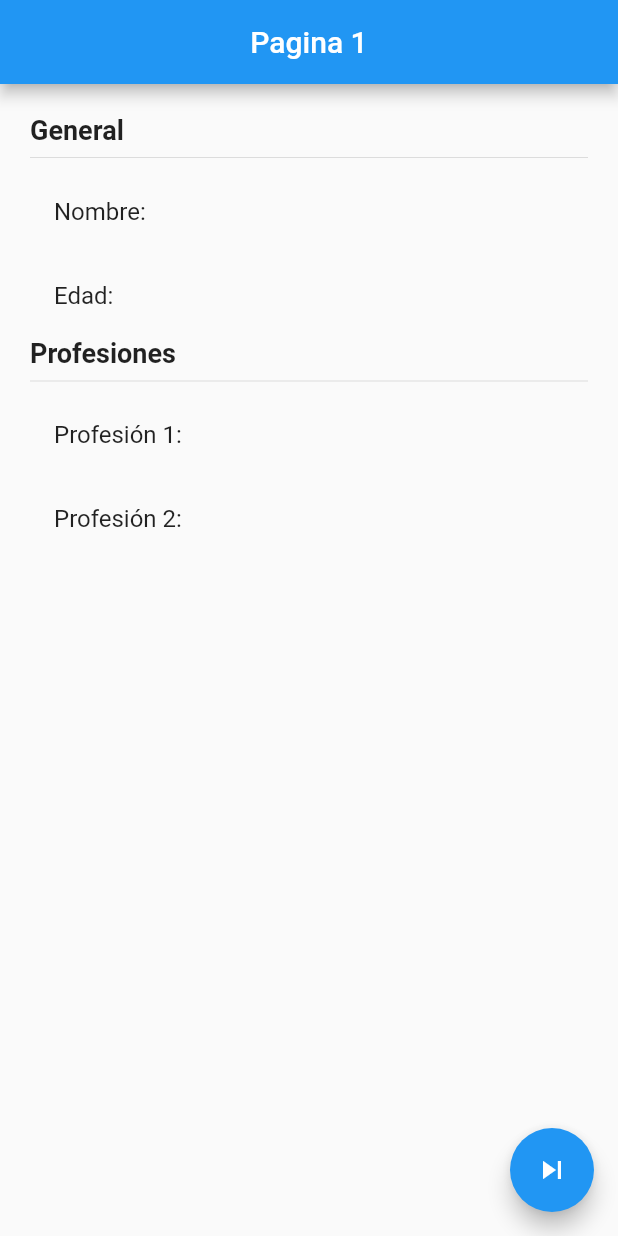
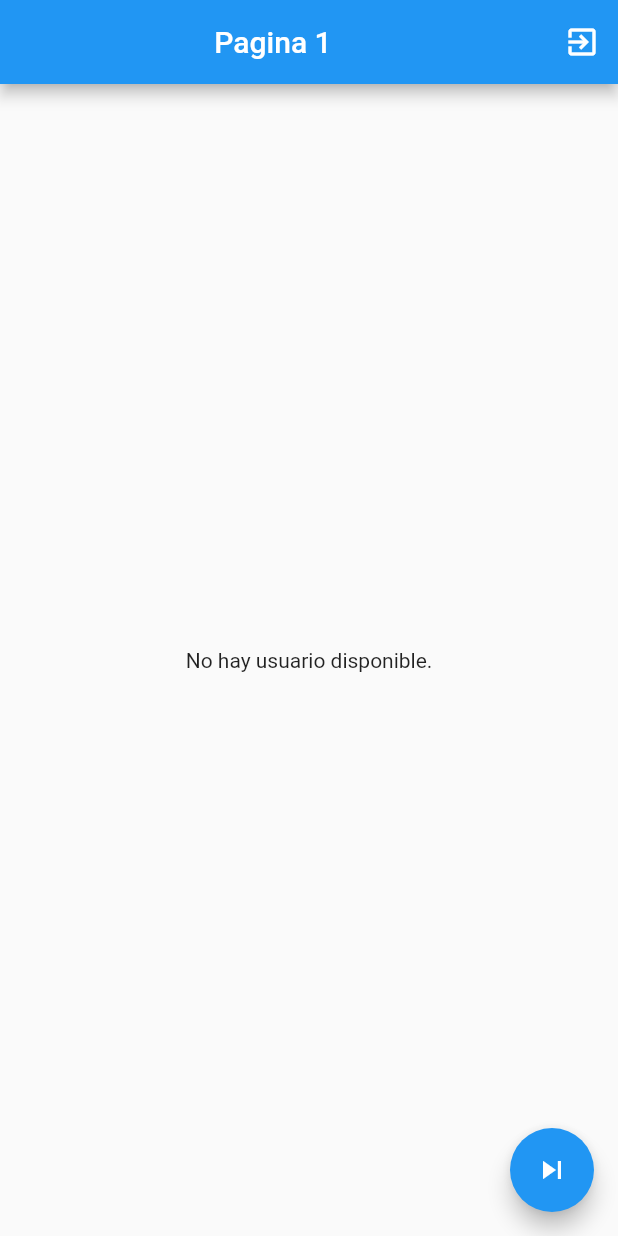
Before and after one commit to grmnfrnndz/flutter-state, a Flutter app: the screen it shows after launch, on a phone screen of 412 x 824 dp. Run offline on Flutter 3.47's test engine with Material 2 defaults, Android fonts, the phone set to English and light mode, and no system bars; our stand-ins replace flutter_bloc.

Commit message:
fin cubit

```diff
--- a/lib/main.dart
+++ b/lib/main.dart
@@ -1,13 +1,19 @@
+import 'package:estados_app/src/bloc/usuario/usuario_cubit.dart';
 import 'package:flutter/material.dart';
 
 import 'package:estados_app/src/pages/pages.dart';
+import 'package:flutter_bloc/flutter_bloc.dart';
 
 void main() => runApp(MyApp());
 
 class MyApp extends StatelessWidget {
   @override
   Widget build(BuildContext context) {
-    return MaterialApp(
+    return MultiBlocProvider(
+      providers: [
+        BlocProvider(create: (_) => UsuarioCubit())
+      ],
+      child: MaterialApp(
         debugShowCheckedModeBanner: false,
         title: 'Material App',
         initialRoute: 'pagina1',
@@ -15,6 +21,7 @@ class MyApp extends StatelessWidget {
           'pagina1': (BuildContext context) => Pagina1Page(),
           'pagina2': (BuildContext context) => Pagina2Page(),
         },
+      ),
     );
   }
 }
--- /dev/null
+++ b/lib/src/bloc/usuario/usuario_cubit.dart
@@ -0,0 +1,44 @@
+import 'package:estados_app/src/models/models.dart';
+import 'package:flutter_bloc/flutter_bloc.dart';
+
+part 'usuario_state.dart';
+
+class UsuarioCubit extends Cubit<UsuarioState> {
+
+  UsuarioCubit() : super(UsuarioInitial());
+
+  void seleccionarUsuario(Usuario usuario) {
+    emit(UsuarioActivo(usuario));
+  }
+
+  void cambiarEdad(int edad) {
+
+    final currentState = state;
+
+    if (currentState is UsuarioActivo) {
+      final usuario = currentState.usuario.copyWith(edad: edad);
+      emit(UsuarioActivo(usuario));
+    }
+
+  }
+
+  void agregarProfesion() {
+    final currentState = state;
+
+    if (currentState is UsuarioActivo) {
+      final profesiones = [
+        ...currentState.usuario.profesiones,
+        'Profesion: ${currentState.usuario.profesiones.length + 1}'
+      ];
+      final usuario = currentState.usuario.copyWith(profesiones: profesiones);
+
+      emit(UsuarioActivo(usuario));
+    }
+  }
+
+
+  void removerUsuario() {
+    emit(UsuarioInitial());
+  }
+
+}
--- /dev/null
+++ b/lib/src/bloc/usuario/usuario_state.dart
@@ -0,0 +1,27 @@
+
+part of 'usuario_cubit.dart';
+
+
+// @inmutable
+abstract class UsuarioState {}
+
+class UsuarioInitial extends UsuarioState {
+
+  final existeUsuario = false;
+
+  // @override
+  // String toString() {
+  //   // TODO: implement toString
+  //   return 'UsuarioInicial: existeUsuario: false';
+  // }
+
+}
+
+
+class UsuarioActivo extends UsuarioState {
+  final existeUsuario = true;
+  final Usuario usuario;
+
+  UsuarioActivo(this.usuario);
+
+}
--- a/lib/src/models/usuario.dart
+++ b/lib/src/models/usuario.dart
@@ -5,9 +5,9 @@ class Usuario {
   static const List<String> defaultValue = [];
 
   // la edad no se guarda, lo normal es calcular con las fecha de nacimiento
-  String nombre;
-  int edad;
-  List<String> profesiones;
+  final String nombre;
+  final int edad;
+  final List<String> profesiones;
 
 
 
@@ -17,4 +17,16 @@ class Usuario {
     this.profesiones=defaultValue});
 
 
+  Usuario copyWith({
+    String? nombre,
+    int? edad,
+    List<String>? profesiones
+  }) =>
+  Usuario(
+    nombre: nombre ?? this.nombre,
+    edad: edad ?? this.edad,
+    profesiones: profesiones ?? this.profesiones
+  );
+
+
 }
--- a/lib/src/pages/pagina1_page.dart
+++ b/lib/src/pages/pagina1_page.dart
@@ -1,15 +1,25 @@
+import 'package:estados_app/src/bloc/usuario/usuario_cubit.dart';
+import 'package:estados_app/src/models/models.dart';
 import 'package:flutter/material.dart';
+import 'package:flutter_bloc/flutter_bloc.dart';
 
 
 class Pagina1Page extends StatelessWidget {
 
   @override
   Widget build(BuildContext context) {
+
+    final usuarioCubit = context.read<UsuarioCubit>();
+
     return Scaffold(
       appBar: AppBar(
         title: Center(child: Text('Pagina 1')),
+        actions: [
+          IconButton(onPressed: () => usuarioCubit.removerUsuario()
+          , icon: Icon(Icons.exit_to_app))
+        ],
       ),
-      body: InformacionUsuario(),
+      body: BodyScaffold(),
      floatingActionButton: FloatingActionButton(
        onPressed: () => Navigator.pushNamed(context, 'pagina2'),
        child: Icon(Icons.skip_next),
@@ -18,7 +28,48 @@ class Pagina1Page extends StatelessWidget {
   }
 }
 
+class BodyScaffold extends StatelessWidget {
+
+  @override
+  Widget build(BuildContext context) {
+
+
+
+
+
+    return BlocBuilder<UsuarioCubit, UsuarioState>(
+      builder: (_, state) {
+        // print(state);
+
+        switch (state.runtimeType) {
+          case UsuarioInitial:
+            return Center(child: Text('No hay usuario disponible.'));
+
+          case UsuarioActivo:
+            return InformacionUsuario(usuario: (state as UsuarioActivo).usuario);
+
+          default:
+            return Center(child: Text('Estado no reconocido'));
+        }
+
+        // if (state is UsuarioInitial) {
+        //   return Center(child: Text('No hay usuario disponible.'));
+        // } else if (state is UsuarioActivo) {
+        //   return InformacionUsuario(usuario: state.usuario);
+        // } else {
+        //   return Center(child: Text('Estado no reconocido'));
+        // }
+
+      },
+    );
+  }
+}
+
 class InformacionUsuario extends StatelessWidget {
+
+  final Usuario usuario;
+
+  const InformacionUsuario({Key? key, required this.usuario}) : super(key: key);
 
   @override
   Widget build(BuildContext context) {
@@ -31,13 +82,17 @@ class InformacionUsuario extends StatelessWidget {
         children: [
           Text('General', style: TextStyle(fontSize: 18, fontWeight: FontWeight.bold)),
           Divider(),
-          ListTile(title: Text('Nombre: ')),
-          ListTile(title: Text('Edad: ')),
+          ListTile(title: Text('Nombre: ${usuario.nombre}')),
+          ListTile(title: Text('Edad: ${usuario.edad}')),
 
           Text('Profesiones', style: TextStyle(fontSize: 18, fontWeight: FontWeight.bold)),
           Divider(),
-          ListTile(title: Text('Profesión 1: ')),
-          ListTile(title: Text('Profesión 2: ')),
+          // ListTile(title: Text('Profesión 1: ')),
+
+          ...usuario.profesiones.map((profesion) => ListTile(title: Text('Profesión: ${profesion}'))).toList()
+
+
+
         ],
       ),
     );
--- a/lib/src/pages/pagina2_page.dart
+++ b/lib/src/pages/pagina2_page.dart
@@ -1,10 +1,15 @@
+import 'package:estados_app/src/bloc/usuario/usuario_cubit.dart';
+import 'package:estados_app/src/models/models.dart';
 import 'package:flutter/material.dart';
-
+import 'package:flutter_bloc/flutter_bloc.dart';
 
 class Pagina2Page extends StatelessWidget {
 
   @override
   Widget build(BuildContext context) {
+
+  final usuarioCubit = context.read<UsuarioCubit>();
+
     return Scaffold(
       body: Center(
         child: Column(
@@ -15,17 +20,23 @@ class Pagina2Page extends StatelessWidget {
               color: Colors.blue,
               onPressed: (){
 
+                final usuario = Usuario(nombre: 'german', edad: 34);
+                usuarioCubit.seleccionarUsuario(usuario);
+
+
             }),
             MaterialButton(
               child: Text('Establecer Edad', style: TextStyle(color: Colors.white),),
               color: Colors.blue,
               onPressed: (){
+              usuarioCubit.cambiarEdad(40);
 
             }),
             MaterialButton(
               child: Text('Agregar Una Profesión', style: TextStyle(color: Colors.white),),
               color: Colors.blue,
               onPressed: (){
+                usuarioCubit.agregarProfesion();
 
             }),
           ],
```
Also changed, not shown: pubspec.yaml (+4 -12 lines), pubspec.lock. Lines whose indentation alone changed are shown as unchanged.
